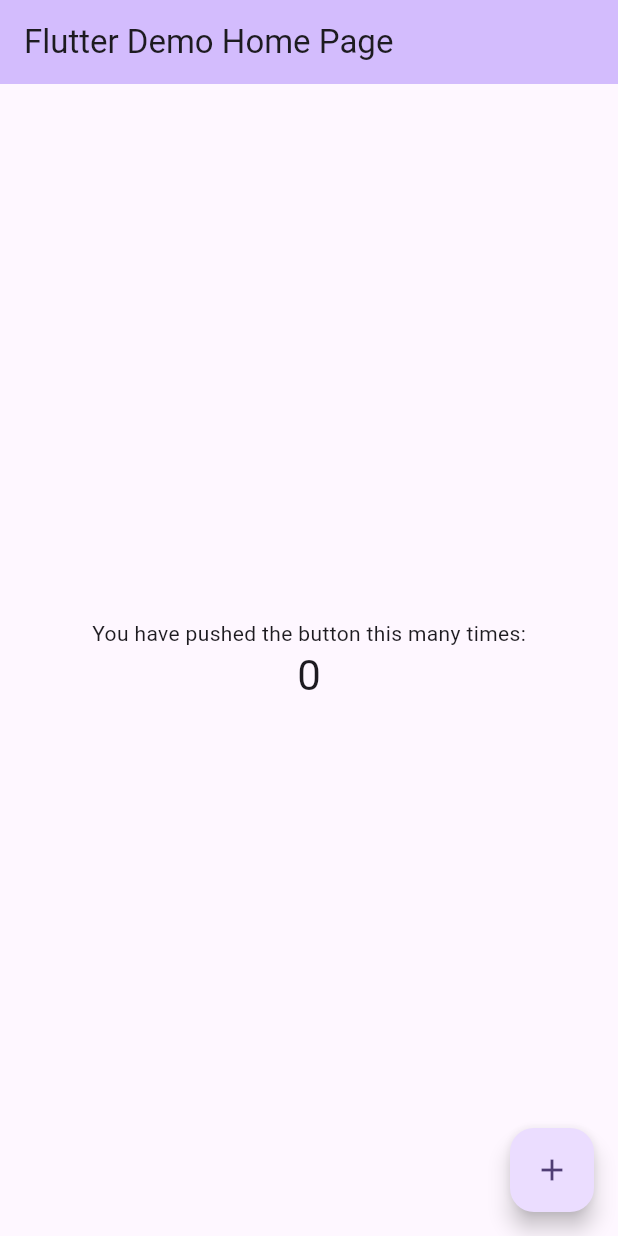
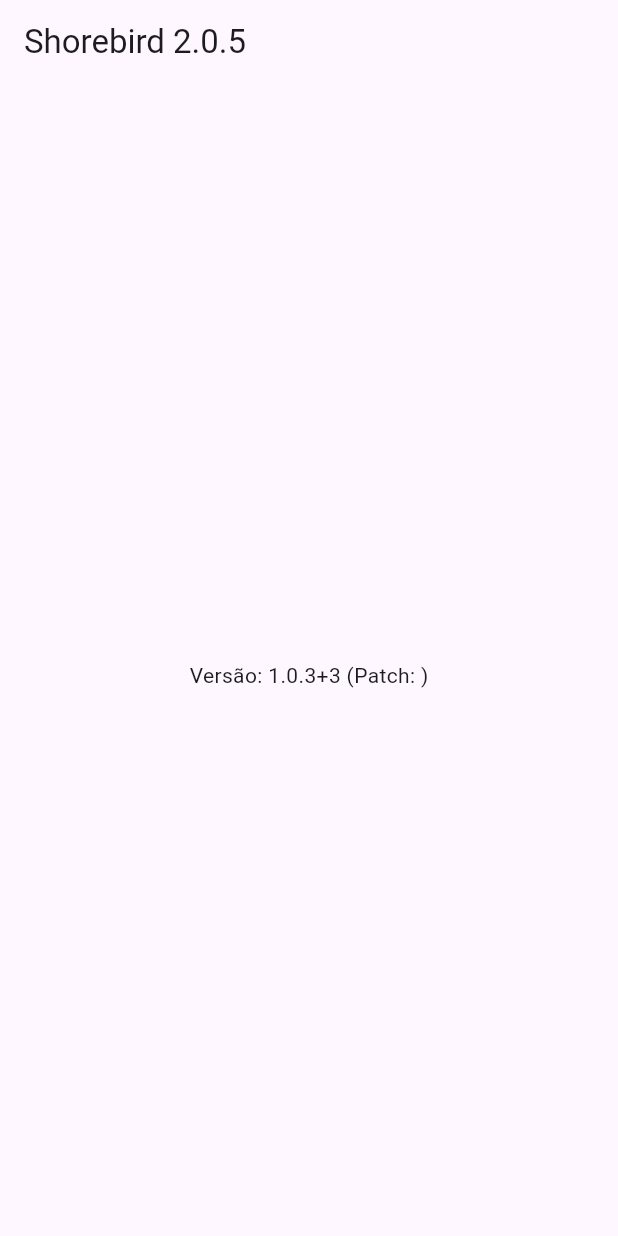
Before and after one commit to britolucaspatrick/poc_shorebird, a Flutter app: the screen it shows after launch, on a phone screen of 412 x 824 dp. Run offline on Flutter 3.47's test engine with Material 3 defaults, Android fonts, the light colour scheme and no system bars; our stand-ins replace package_info_plus; missing offline and left inert: shorebird_code_push.

Commit message:
Add Podfiles, deps and Shorebird updater
Add iOS and macOS Podfiles and update Flutter xcconfig files to optionally include CocoaPods-generated configs. Register package_info_plus on macOS. Replace the example counter app logic in lib/main.dart with Shorebird code-push v2 usage (ShorebirdUpdater), integrate package_info_plus to show version/patch info, implement update-check/download flow and simplify the UI. Bump app version and add package_info_plus and shorebird_code_push to pubspec.yaml; update pubspec.lock and SDK/flutter constraints accordingly.

```diff
--- a/lib/main.dart
+++ b/lib/main.dart
@@ -1,121 +1,100 @@
 import 'package:flutter/material.dart';
+import 'package:package_info_plus/package_info_plus.dart';
+// O import permanece o mesmo, mas a classe interna mudou
+import 'package:shorebird_code_push/shorebird_code_push.dart';
 
 void main() {
   runApp(const MyApp());
 }
 
+// 1. Mudança de ShorebirdCodePush para ShorebirdUpdater
+final shorebirdUpdater = ShorebirdUpdater();
+
 class MyApp extends StatelessWidget {
   const MyApp({super.key});
 
-  // This widget is the root of your application.
   @override
   Widget build(BuildContext context) {
-    return MaterialApp(
-      title: 'Flutter Demo',
-      theme: ThemeData(
-        // This is the theme of your application.
-        //
-        // TRY THIS: Try running your application with "flutter run". You'll see
-        // the application has a purple toolbar. Then, without quitting the app,
-        // try changing the seedColor in the colorScheme below to Colors.green
-        // and then invoke "hot reload" (save your changes or press the "hot
-        // reload" button in a Flutter-supported IDE, or press "r" if you used
-        // the command line to start the app).
-        //
-        // Notice that the counter didn't reset back to zero; the application
-        // state is not lost during the reload. To reset the state, use hot
-        // restart instead.
-        //
-        // This works for code too, not just values: Most code changes can be
-        // tested with just a hot reload.
-        colorScheme: .fromSeed(seedColor: Colors.deepPurple),
-      ),
-      home: const MyHomePage(title: 'Flutter Demo Home Page'),
-    );
+    return MaterialApp(home: const MyHomePage());
   }
 }
 
 class MyHomePage extends StatefulWidget {
-  const MyHomePage({super.key, required this.title});
-
-  // This widget is the home page of your application. It is stateful, meaning
-  // that it has a State object (defined below) that contains fields that affect
-  // how it looks.
-
-  // This class is the configuration for the state. It holds the values (in this
-  // case the title) provided by the parent (in this case the App widget) and
-  // used by the build method of the State. Fields in a Widget subclass are
-  // always marked "final".
-
-  final String title;
+  const MyHomePage({super.key});
 
   @override
   State<MyHomePage> createState() => _MyHomePageState();
 }
 
 class _MyHomePageState extends State<MyHomePage> {
-  int _counter = 0;
+  String _appVersion = 'Carregando...';
+  bool _isDownloading = false;
+  bool _patchAvailable = false;
 
-  void _incrementCounter() {
+  @override
+  void initState() {
+    super.initState();
+    _loadPackageInfo();
+    _checkForUpdates();
+  }
+
+  Future<void> _loadPackageInfo() async {
+    final info = await PackageInfo.fromPlatform();
+    // 2. Para pegar o patch atual na versão nova:
+    final currentPatch = await shorebirdUpdater.readCurrentPatch();
+
     setState(() {
-      // This call to setState tells the Flutter framework that something has
-      // changed in this State, which causes it to rerun the build method below
-      // so that the display can reflect the updated values. If we changed
-      // _counter without calling setState(), then the build method would not be
-      // called again, and so nothing would appear to happen.
-      _counter++;
+      _appVersion = '${info.version}+${info.buildNumber} (Patch: ${currentPatch?.number ?? "Nenhum"})';
     });
+  }
+
+  Future<void> _checkForUpdates() async {
+    // 3. O método isNewPatchAvailableForDownload foi substituído/refatorado.
+    // O fluxo recomendado agora é usar o checkForUpdate()
+
+    try {
+      final status = await shorebirdUpdater.checkForUpdate();
+
+      if (status == UpdateStatus.outdated) {
+        setState(() {
+          _isDownloading = true;
+          _patchAvailable = true;
+        });
+
+        // 4. Inicia o download
+        await shorebirdUpdater.update();
+
+        setState(() {
+          _isDownloading = false;
+        });
+      }
+    } catch (e) {
+      debugPrint('Erro ao atualizar: $e');
+      setState(() => _isDownloading = false);
+    }
   }
 
   @override
   Widget build(BuildContext context) {
-    // This method is rerun every time setState is called, for instance as done
-    // by the _incrementCounter method above.
-    //
-    // The Flutter framework has been optimized to make rerunning build methods
-    // fast, so that you can just rebuild anything that needs updating rather
-    // than having to individually change instances of widgets.
     return Scaffold(
       appBar: AppBar(
-        // TRY THIS: Try changing the color here to a specific color (to
-        // Colors.amber, perhaps?) and trigger a hot reload to see the AppBar
-        // change color while the other colors stay the same.
-        backgroundColor: Theme.of(context).colorScheme.inversePrimary,
-        // Here we take the value from the MyHomePage object that was created by
-        // the App.build method, and use it to set our appbar title.
-        title: Text(widget.title),
+        title: const Text('Shorebird 2.0.5'),
+        actions: [
+          if (_isDownloading)
+            const Center(
+              child: Padding(padding: EdgeInsets.all(16.0), child: CircularProgressIndicator()),
+            ),
+        ],
       ),
       body: Center(
-        // Center is a layout widget. It takes a single child and positions it
-        // in the middle of the parent.
         child: Column(
-          // Column is also a layout widget. It takes a list of children and
-          // arranges them vertically. By default, it sizes itself to fit its
-          // children horizontally, and tries to be as tall as its parent.
-          //
-          // Column has various properties to control how it sizes itself and
-          // how it positions its children. Here we use mainAxisAlignment to
-          // center the children vertically; the main axis here is the vertical
-          // axis because Columns are vertical (the cross axis would be
-          // horizontal).
-          //
-          // TRY THIS: Invoke "debug painting" (choose the "Toggle Debug Paint"
-          // action in the IDE, or press "p" in the console), to see the
-          // wireframe for each widget.
-          mainAxisAlignment: .center,
+          mainAxisAlignment: MainAxisAlignment.center,
           children: [
-            const Text('You have pushed the button this many times:'),
-            Text(
-              '$_counter',
-              style: Theme.of(context).textTheme.headlineMedium,
-            ),
+            if (_patchAvailable) Text(_isDownloading ? 'Baixando patch...' : 'Patch pronto! Reinicie o app.'),
+            const SizedBox(height: 20),
+            Text('Versão: $_appVersion'),
           ],
         ),
-      ),
-      floatingActionButton: FloatingActionButton(
-        onPressed: _incrementCounter,
-        tooltip: 'Increment',
-        child: const Icon(Icons.add),
       ),
     );
   }
--- a/pubspec.yaml
+++ b/pubspec.yaml
@@ -16,7 +16,7 @@ publish_to: 'none' # Remove this line if you wish to publish to pub.dev
 # https://developer.apple.com/library/archive/documentation/General/Reference/InfoPlistKeyReference/Articles/CoreFoundationKeys.html
 # In Windows, build-name is used as the major, minor, and patch parts
 # of the product and file versions while build-number is used as the build suffix.
-version: 1.0.0+1
+version: 1.0.3+3
 
 environment:
   sdk: ^3.11.4
@@ -34,6 +34,8 @@ dependencies:
   # The following adds the Cupertino Icons font to your application.
   # Use with the CupertinoIcons class for iOS style icons.
   cupertino_icons: ^1.0.8
+  package_info_plus:
+  shorebird_code_push:
 
 dev_dependencies:
   flutter_test:
```
Also changed, not shown: pubspec.lock, 7 other files.
